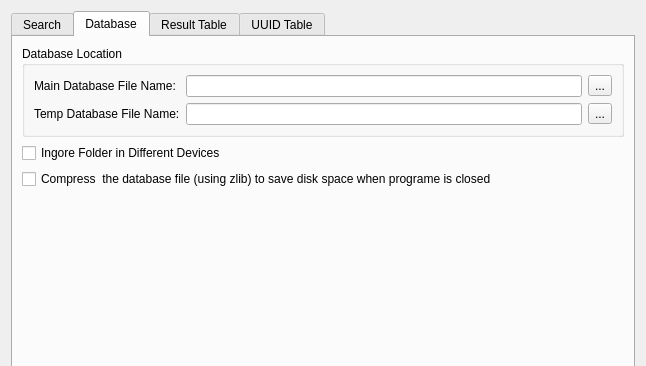
Before: the Qt Designer form src/Ui_advanced_setting_dialog.ui in chg-hou/DawnlightSearch, drawn with Qt 5; both pictures show x 0 to 646 and y 0 to 366 of the 646 by 574 pixel window.
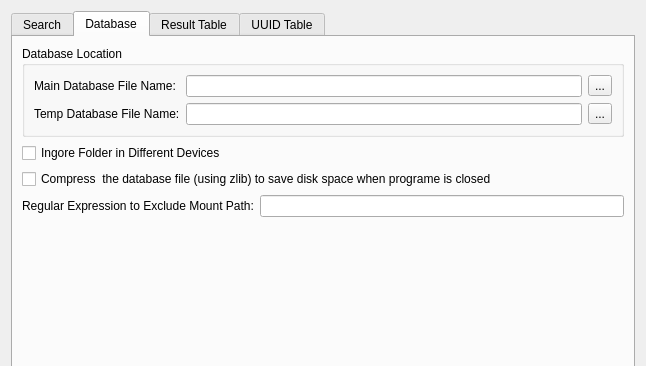
After: the same form once the commit is applied. The open tabs and pages were chosen to show the change. Icons and pictures are not drawn.

Patch:
```diff
--- a/src/Ui_advanced_setting_dialog.ui
+++ b/src/Ui_advanced_setting_dialog.ui
@@ -607,6 +607,20 @@
          </property>
         </widget>
        </item>
+       <item>
+        <layout class="QHBoxLayout" name="horizontalLayout_16">
+         <item>
+          <widget class="QLabel" name="label_10">
+           <property name="text">
+            <string>Regular Expression to Exclude Mount Path:</string>
+           </property>
+          </widget>
+         </item>
+         <item>
+          <widget class="QLineEdit" name="lineEdit_excluded_mount_path_regex"/>
+         </item>
+        </layout>
+       </item>
        <item>
         <spacer name="verticalSpacer_2">
          <property name="orientation">
```
Left out of the diff: 2 changed lines with no effect on the pictures.
